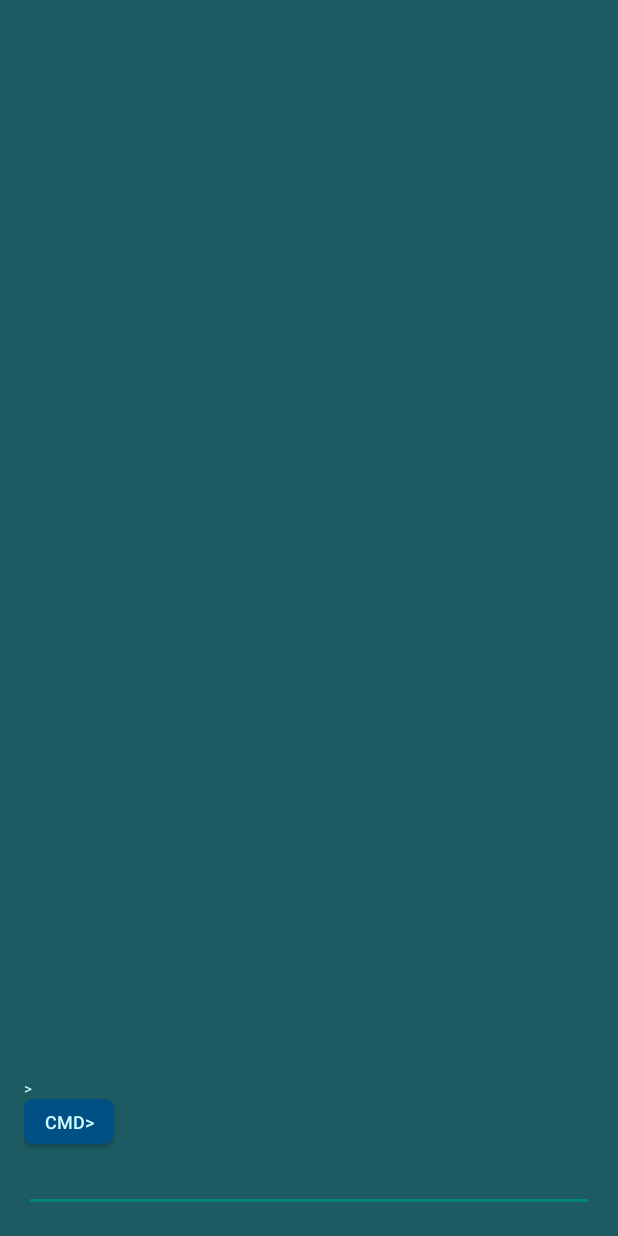
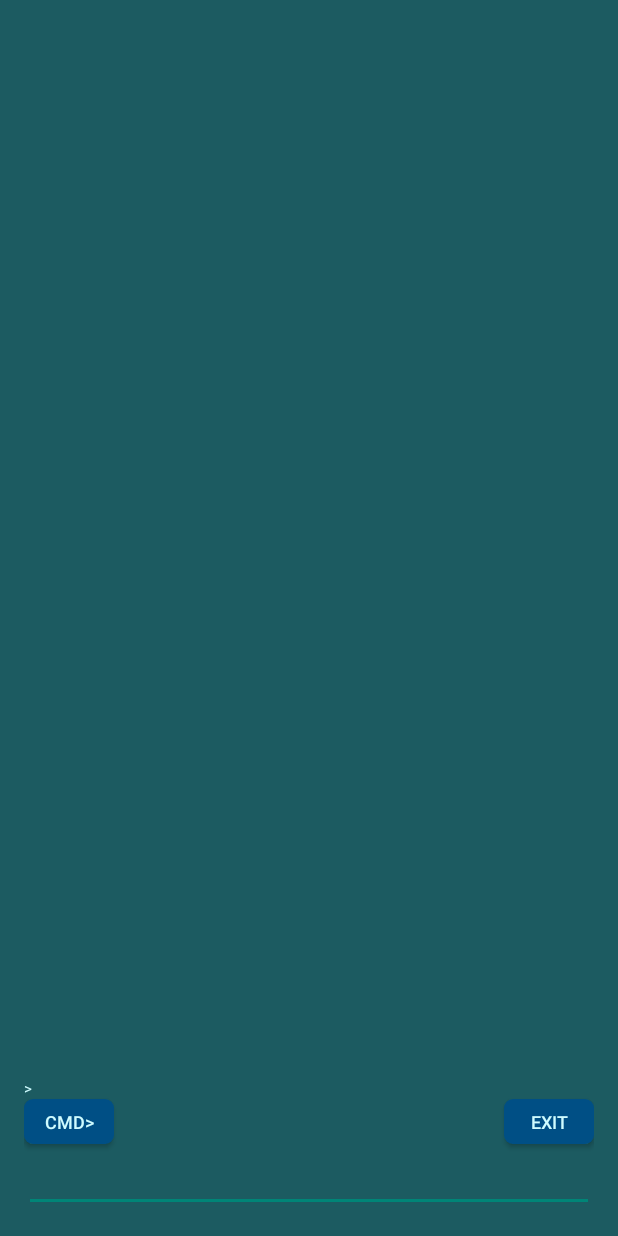
Before and after one commit to WT26/terminalis, an Android app: the screen it shows after launch (MainActivity), on a phone screen of 412 x 824 dp. Run offline under Robolectric (Android 15) with nearby library versions, the phone set to English and light mode, and no system bars.

Commit message:
exit button

```diff
--- a/Terminalis2/app/src/main/java/com/example/alanko/terminalis/MainActivity.java
+++ b/Terminalis2/app/src/main/java/com/example/alanko/terminalis/MainActivity.java
@@ -20,10 +20,11 @@ import java.util.Random;
 public class MainActivity extends AppCompatActivity {
 
     Button nappi;
+    Button x_nappi;
     EditText cmd;
     TextView terminal;
     String terminal_txt = ">";
-    String version = "Terminalis 1.1.17a";
+    String version = "Terminalis 1.1.19a";
     int iivi = 26;
     int counter = 0;
 
@@ -36,6 +37,7 @@ public class MainActivity extends AppCompatActivity {
 //#########################################################################################
 
         nappi = (Button) findViewById(R.id.button);
+        x_nappi = (Button) findViewById(R.id.button2);
         cmd = (EditText) findViewById(R.id.editText);
         terminal = (TextView) findViewById(R.id.textView);
         terminal.setMovementMethod(new ScrollingMovementMethod());
@@ -56,6 +58,16 @@ public class MainActivity extends AppCompatActivity {
             public void onClick(View view) {
                 terminal_txt = komenna(terminal_txt);
                 cmd.setText("");
+            }
+        });
+
+        x_nappi.setOnClickListener(new View.OnClickListener() {
+            public void onClick(View view) {
+                Intent intent = new Intent(Intent.ACTION_MAIN);
+                intent.addCategory(Intent.CATEGORY_HOME);
+                intent.setFlags(Intent.FLAG_ACTIVITY_NEW_TASK);
+                startActivity(intent);
+                terminal.setText(">");
             }
         });
     }
--- a/Terminalis2/app/src/main/res/layout/activity_main.xml
+++ b/Terminalis2/app/src/main/res/layout/activity_main.xml
@@ -24,22 +24,21 @@
         android:layout_height="wrap_content"
         android:text=">"
         android:id="@+id/textView"
+        android:clickable="false"
+        android:textSize="10sp"
+        android:textColor="#cffcff"
+        android:scrollbars = "vertical"
+        android:maxLines="39"
+        android:gravity="bottom"
         android:layout_alignParentLeft="true"
         android:layout_alignParentStart="true"
         android:layout_alignParentRight="true"
         android:layout_alignParentEnd="true"
-        android:clickable="false"
-        android:textSize="10sp"
-        android:textColor="#cffcff"
-        android:scrollbars = "vertical"
-        android:layout_above="@+id/button"
         android:layout_alignParentTop="true"
-        android:maxLines="39"
-        android:gravity="bottom" />
+        android:layout_above="@+id/button" />
 
     <Button
         android:id="@+id/button"
-
         android:text="CMD>"
         android:textColor="#cffcff"
         android:textSize="12sp"
@@ -51,4 +50,16 @@
         android:layout_alignParentStart="true"
         />
 
+    <Button
+        android:text="exit"
+        android:textColor="#cffcff"
+        android:textSize="12sp"
+        android:layout_width="60dp"
+        android:layout_height="30dp"
+        android:background="@drawable/buttonshape"
+        android:id="@+id/button2"
+        android:layout_above="@+id/editText"
+        android:layout_alignParentRight="true"
+        android:layout_alignParentEnd="true" />
+
 </RelativeLayout>
```
